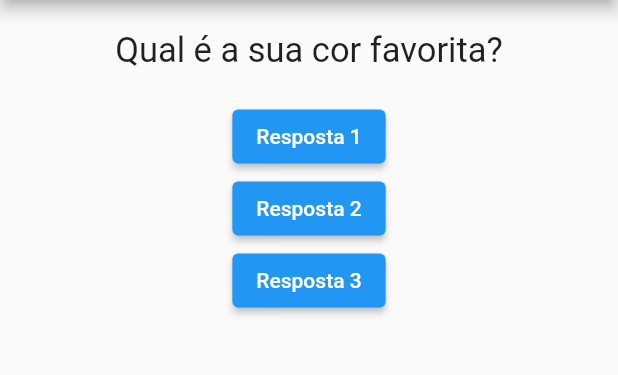
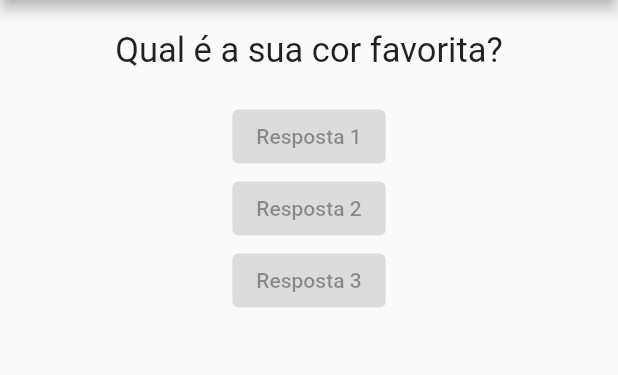
Before and after one commit to adejar12/flutter, a Flutter app: the screen it shows after launch, on a phone screen of 412 x 824 dp, the part 84-459 px from its top. Run offline on Flutter 3.47's test engine with Material 2 defaults, Android fonts, the phone set to English and light mode, and no system bars.

Commit message:
feat: adicionando component respostas

```diff
--- a/projeto_perguntas/lib/main.dart
+++ b/projeto_perguntas/lib/main.dart
@@ -2,6 +2,7 @@
 
 import 'package:flutter/material.dart';
 import './questao.dart';
+import './respostas.dart';
 
 main() {
   runApp(PerguntaApp());
@@ -35,9 +36,9 @@ class _PerguntaAppState extends State<PerguntaApp> {
         body: Column(
           children: [
             Questao(perguntas[_perguntaSelecionada]),
-            ElevatedButton(onPressed: _responder, child: Text('Resposta 1')),
-            ElevatedButton(onPressed: _responder, child: Text('Resposta 2')),
-            ElevatedButton(onPressed: _responder, child: Text('Resposta 3')),
+            Resposta('Resposta 1'),
+            Resposta('Resposta 2'),
+            Resposta('Resposta 3'),
           ],
         ),
       ),
--- /dev/null
+++ b/projeto_perguntas/lib/respostas.dart
@@ -0,0 +1,12 @@
+import 'package:flutter/material.dart';
+
+class Resposta extends StatelessWidget {
+  final String texto;
+
+  Resposta(this.texto);
+
+  @override
+  Widget build(BuildContext context) {
+    return ElevatedButton(onPressed: null, child: Text(texto));
+  }
+}
```
